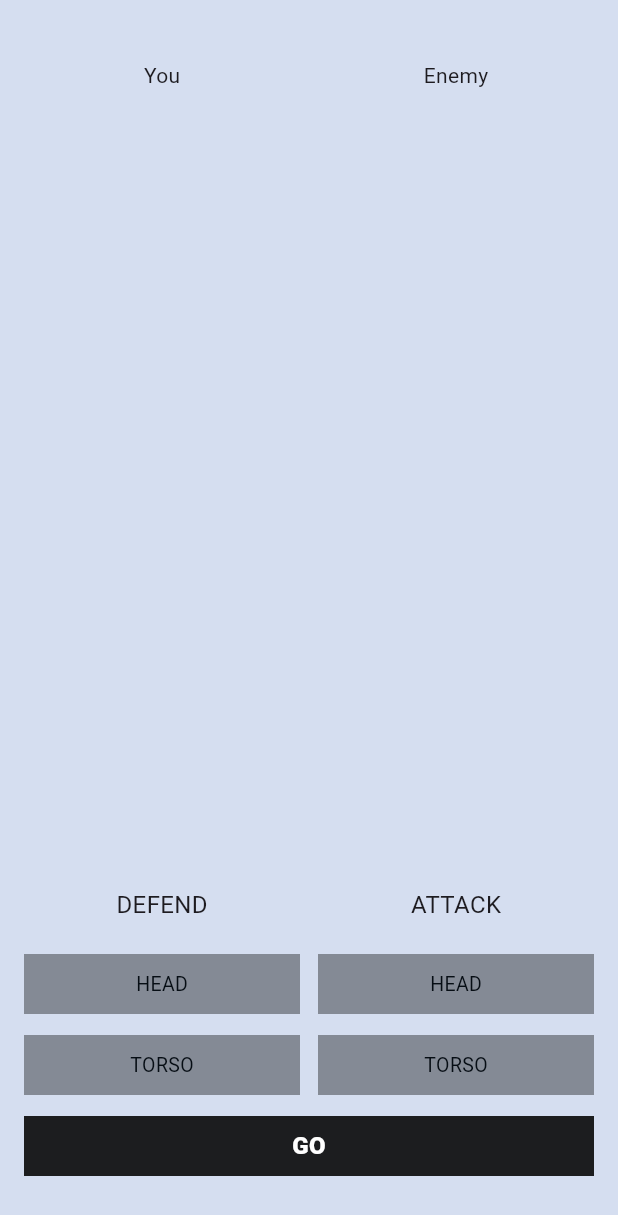
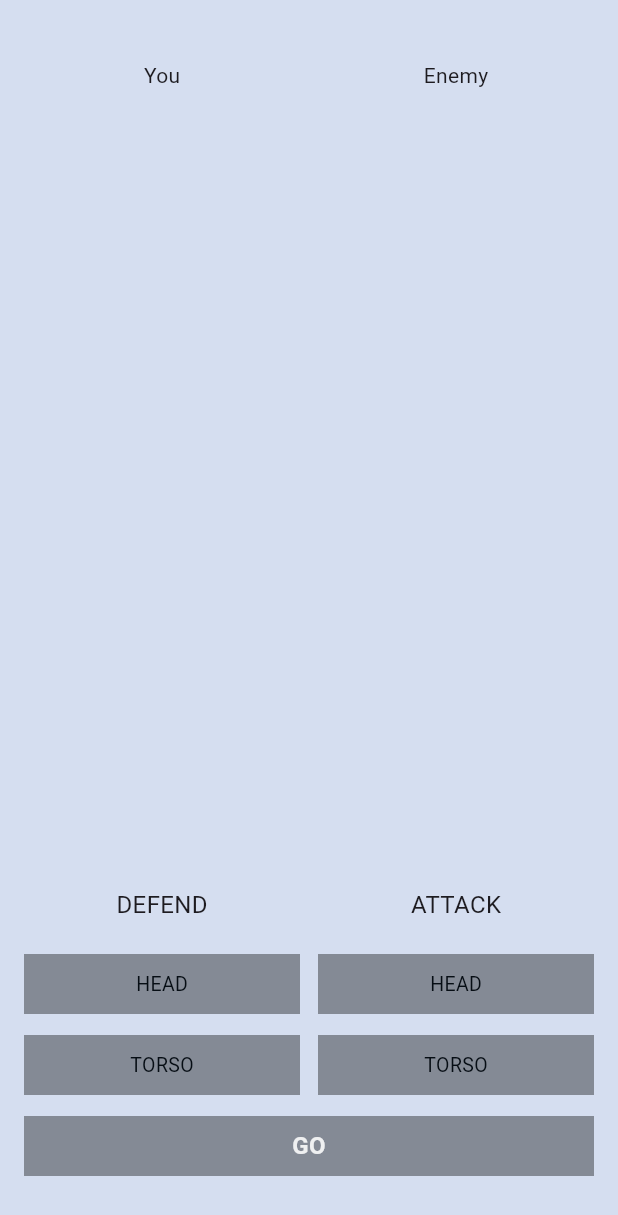
Before and after one commit to PavelSilinskiy/flutter_fight_club, a Flutter app: the screen it shows after launch, on a phone screen of 412 x 824 dp. Shown: the top 1215 px of the screen. Run offline on Flutter 3.47's test engine with Material 3 defaults, Android fonts, the phone set to English and light mode, and no system bars.

Commit message:
Added behavior and changed view for "Go" button

```diff
--- a/lib/main.dart
+++ b/lib/main.dart
@@ -153,17 +153,20 @@ class _MyHomePageState extends State<MyHomePage> {
             children: [
               SizedBox(width: 16),
               Expanded(
+                child: GestureDetector(
+                  onTap: _go,
                   child: SizedBox(
                     height: 40,
                     child: ColoredBox(
-                    color: Color.fromRGBO(0, 0, 0, 0.87),
+                      color: _isReadyToGo() ? Color.fromRGBO(0, 0, 0, 0.87) : Color.fromRGBO(0, 0, 0, 0.38),
                       child: Center(
                         child: Text(
                           'Go'.toUpperCase(),
                           style: TextStyle(
-                          color: Colors.white,
+                            color: Color.fromRGBO(255, 255, 255, 0.87),
                             fontSize: 16,
-                          fontWeight: FontWeight.w900,
+                            fontWeight: FontWeight.w700,
+                          ),
                         ),
                       ),
                     ),
@@ -179,6 +182,10 @@ class _MyHomePageState extends State<MyHomePage> {
     );
   }
 
+  bool _isReadyToGo() {
+    return defendingBodyPart != null && attackingBodyPart != null;
+  }
+
   void _selectDefendingBodyPart(BodyPart value) {
     setState(() {
       defendingBodyPart = value;
@@ -188,6 +195,16 @@ class _MyHomePageState extends State<MyHomePage> {
   void _selectAttackingBodyPart(BodyPart value) {
     setState(() {
       attackingBodyPart = value;
+    });
+  }
+
+  void _go() {
+    if (defendingBodyPart == null || attackingBodyPart == null) {
+      return;
+    }
+    setState(() {
+      defendingBodyPart = null;
+      attackingBodyPart = null;
     });
   }
 }
```
Lines whose indentation alone changed are shown as unchanged.
